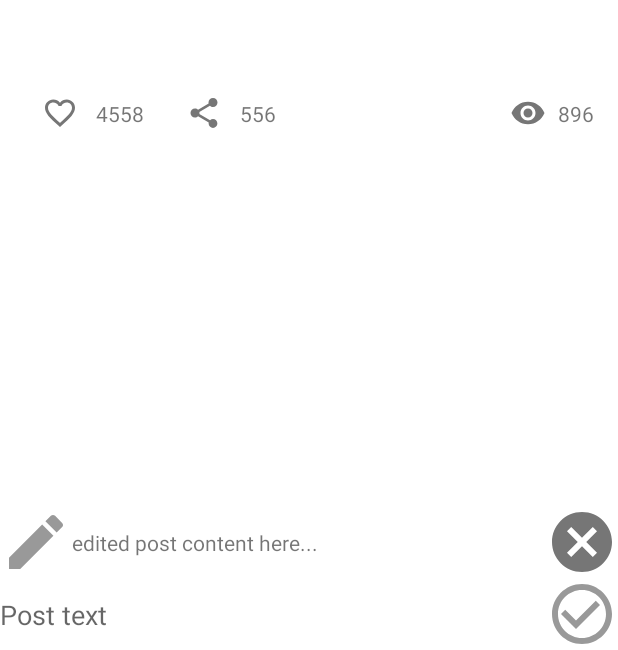
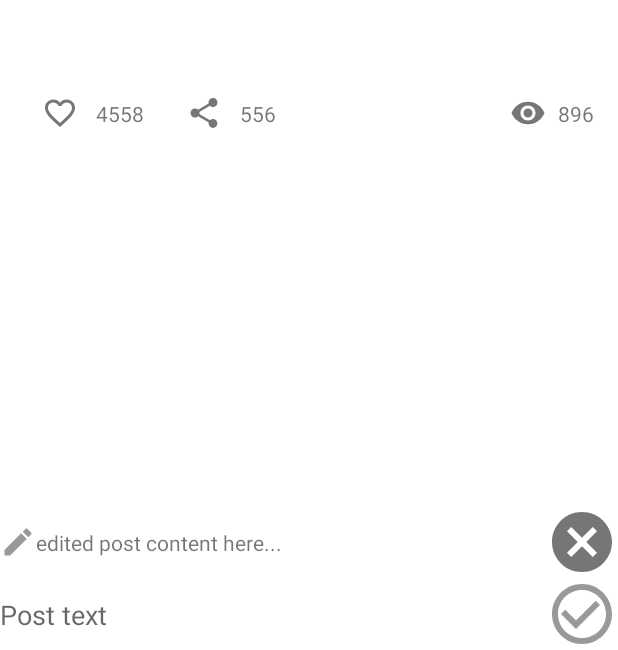
Before and after one commit to mstif/nmedia-app, an Android app: the layout activity_main.xml on its own in the app's theme, with its tools: preview values and no code run, on a phone screen of 412 x 824 dp, the part 586-1236 px from its top. Run offline under Robolectric (Android 15) with nearby library versions, the phone set to English and light mode, and no system bars.

Commit message:
Исправлена проблема с новыми  постами после отмены редактирования, ограничена высота окна редактирования, окно отмены всплывает при создании нового поста

```diff
--- a/app/src/main/res/drawable/ic_baseline_edit_24.xml
+++ b/app/src/main/res/drawable/ic_baseline_edit_24.xml
@@ -1,5 +1,5 @@
-<vector android:height="48dp" android:tint="#999999"
+<vector android:height="24dp" android:tint="#999999"
     android:viewportHeight="24" android:viewportWidth="24"
-    android:width="48dp" xmlns:android="http://schemas.android.com/apk/res/android">
+    android:width="24dp" xmlns:android="http://schemas.android.com/apk/res/android">
     <path android:fillColor="@android:color/white" android:pathData="M3,17.25V21h3.75L17.81,9.94l-3.75,-3.75L3,17.25zM20.71,7.04c0.39,-0.39 0.39,-1.02 0,-1.41l-2.34,-2.34c-0.39,-0.39 -1.02,-0.39 -1.41,0l-1.83,1.83 3.75,3.75 1.83,-1.83z"/>
 </vector>
--- a/app/src/main/res/layout/activity_main.xml
+++ b/app/src/main/res/layout/activity_main.xml
@@ -21,7 +21,9 @@
         android:layout_width="wrap_content"
         android:layout_height="wrap_content"
         app:barrierDirection="top"
-        app:constraint_referenced_ids="content,save" />
+
+        app:constraint_referenced_ids="content,save"
+        />
 
     <androidx.constraintlayout.widget.Barrier
         android:id="@+id/tools2Top"
@@ -37,7 +39,7 @@
         android:contentDescription="edit avatar"
         app:layout_constraintStart_toStartOf="parent"
         app:layout_constraintBottom_toTopOf="@id/toolsTop"
-
+        app:layout_constraintTop_toBottomOf="@id/tools2Top"
 
         app:srcCompat="@drawable/ic_baseline_edit_24" />
 
@@ -79,6 +81,8 @@
         app:layout_constraintEnd_toStartOf="@id/save"
         app:layout_constraintStart_toStartOf="parent"
         app:layout_constraintBottom_toBottomOf="parent"
+        android:maxHeight="@dimen/max_height_editView"
+
         />
 
     <androidx.constraintlayout.widget.Group
@@ -86,6 +90,7 @@
         android:layout_width="wrap_content"
         android:layout_height="wrap_content"
         android:visibility="visible"
+
         app:constraint_referenced_ids="canselEdit,imageEdit,shadowContent" />
 
     <ImageButton
--- a/app/src/main/res/values/dimens.xml
+++ b/app/src/main/res/values/dimens.xml
@@ -3,5 +3,6 @@
     <dimen name="common_spacing">16dp</dimen>
     <dimen name="foot_vert_spacing">32dp</dimen>
     <dimen name="foot_horiz_spacing">8dp</dimen>
+    <dimen name="max_height_editView">150dp</dimen>
 
 </resources>
```
Also changed, not shown: app/src/main/java/ru/netology/nmedia/MainActivity.kt (+13 -1 lines).
